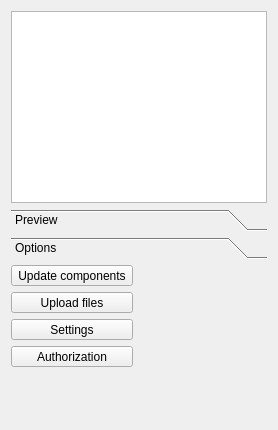
mnnxp/cadbaselibrary-freecad, file CdbsModules/cadbase_library.ui: the form before one commit.
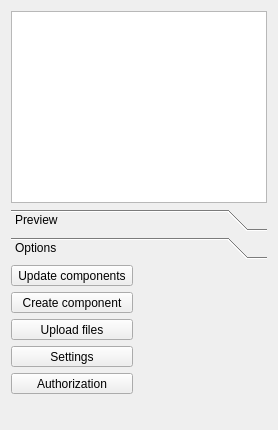
The form after the commit.

Commit message: add the ability to create a component

What changed in the file:
```diff
--- a/CdbsModules/cadbase_library.ui
+++ b/CdbsModules/cadbase_library.ui
@@ -125,6 +125,25 @@
           </property>
          </widget>
         </item>
+        <item>
+         <widget class="QToolButton" name="newcomponentbtn">
+          <property name="sizePolicy">
+           <sizepolicy hsizetype="Expanding" vsizetype="Expanding">
+            <horstretch>0</horstretch>
+            <verstretch>0</verstretch>
+           </sizepolicy>
+          </property>
+          <property name="cursor">
+           <cursorShape>PointingHandCursor</cursorShape>
+          </property>
+          <property name="text">
+           <string>Create component</string>
+          </property>
+          <property name="autoExclusive">
+           <bool>true</bool>
+          </property>
+         </widget>
+        </item>
         <item>
          <widget class="QToolButton" name="uploadbutton">
           <property name="sizePolicy">
```
The commit also changes 4 other files.
